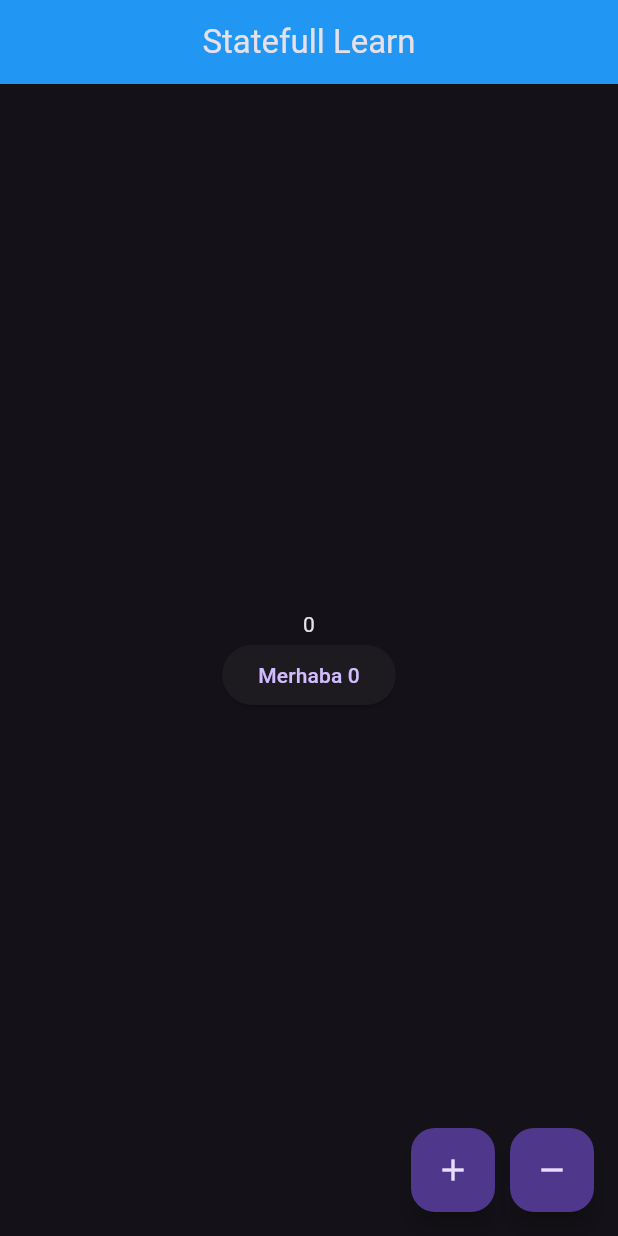
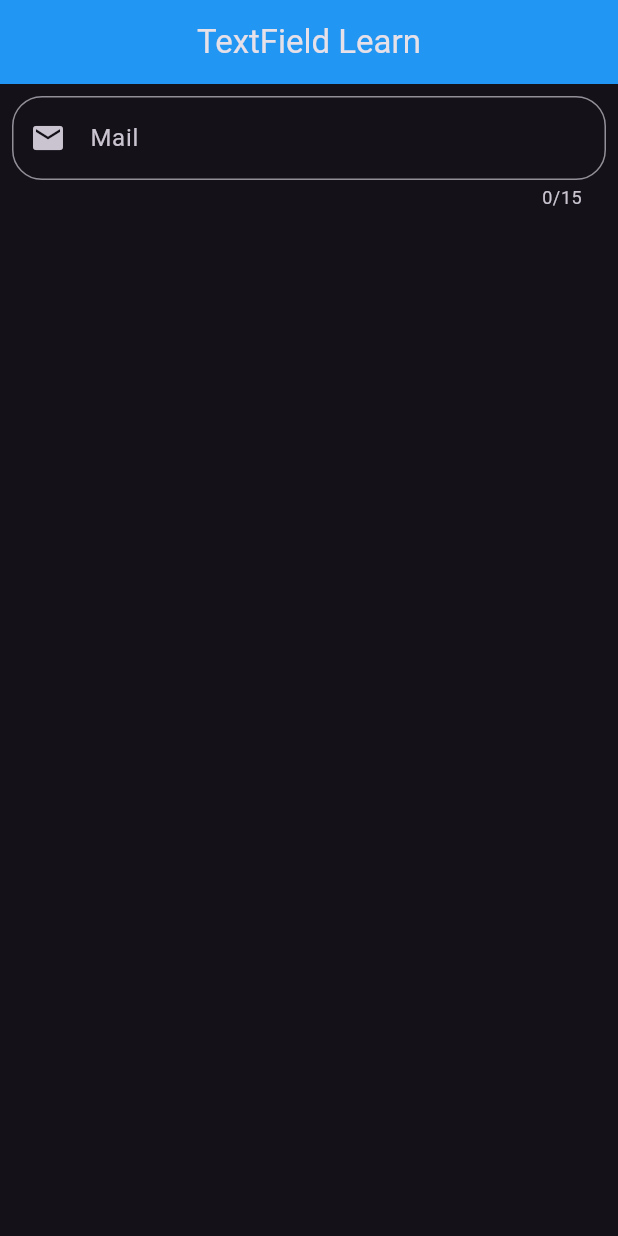
Before and after one commit to veliCosanay/FlutterFullLearn, a Flutter app: the screen it shows after launch, on a phone screen of 412 x 824 dp. Run offline on Flutter 3.47's test engine with Material 3 defaults, Android fonts, the phone set to English and light mode, and no system bars.

Commit message:
page view and textfield widged learned

```diff
--- /dev/null
+++ b/lib/101/textfield_learn.dart
@@ -0,0 +1,34 @@
+import 'package:flutter/material.dart';
+
+class TextfieldLearn extends StatefulWidget {
+  const TextfieldLearn({super.key});
+
+  @override
+  State<TextfieldLearn> createState() => _TextfieldLearnState();
+}
+
+class _TextfieldLearnState extends State<TextfieldLearn> {
+  @override
+  Widget build(BuildContext context) {
+    return Scaffold(
+      appBar: AppBar(title: Text('TextField Learn')),
+      body: Padding(
+        padding: const EdgeInsets.all(8.0),
+        child: Column(
+          children: [
+            TextField(
+              maxLength: 15,
+              keyboardType: TextInputType.emailAddress,
+              decoration: InputDecoration(
+                border: OutlineInputBorder(borderRadius: BorderRadius.all(Radius.circular(20))),
+                prefixIcon: Icon(Icons.mail),
+                labelText: 'Mail',
+
+              ),
+            )
+         ]
+        ),
+      ),
+    );
+  }
+}
--- a/lib/main.dart
+++ b/lib/main.dart
@@ -1,6 +1,6 @@
 import 'package:flutter/material.dart';
 import 'package:flutter/services.dart';
-import 'package:flutter_learn_01/101/statefull_learn.dart';
+import 'package:flutter_learn_01/101/textfield_learn.dart';
 
 void main() {
   runApp(const MainApp());
@@ -18,6 +18,7 @@ class MainApp extends StatelessWidget {
         progressIndicatorTheme: ProgressIndicatorThemeData(
           color: Colors.white,
 
+
         ),
         appBarTheme: AppBarTheme(
           systemOverlayStyle: SystemUiOverlayStyle.light,
@@ -25,7 +26,7 @@ class MainApp extends StatelessWidget {
           backgroundColor: Colors.blue,
         )
       ),
-      home: StatefullLearn(),
+      home: TextfieldLearn(),
     );
   }
 }
--- a/lib/product/count_hello_button.dart
+++ b/lib/product/count_hello_button.dart
@@ -1,4 +1,5 @@
 import 'package:flutter/material.dart';
+import 'package:flutter_learn_01/product/language/language_items.dart';
 
 class CountHelloButton extends StatefulWidget {
   const CountHelloButton({super.key});
@@ -8,15 +9,17 @@ class CountHelloButton extends StatefulWidget {
 }
 
 class _CountHelloButtonState extends State<CountHelloButton> {
-
-   int _counterHello = 0;
-   final String _buttonMessage = 'Merhaba';
+  int _counterHello = 0;
+  final String _buttonMessage = LanguageItems.buttonString;
   @override
   Widget build(BuildContext context) {
-    return ElevatedButton(onPressed: () {
-              setState(() {
-                _counterHello++;
-              });
-            }, child: Text('$_buttonMessage $_counterHello'));
+    return ElevatedButton(
+      onPressed: () {
+        setState(() {
+          _counterHello++;
+        });
+      },
+      child: Text('$_buttonMessage $_counterHello'),
+    );
   }
 }
--- /dev/null
+++ b/lib/product/language/language_items.dart
@@ -0,0 +1,3 @@
+class LanguageItems {
+  static const buttonString = 'Merhaba';
+}
```
Also changed, not shown: lib/101/page_view_learn.dart (added, +50 -0 lines).
